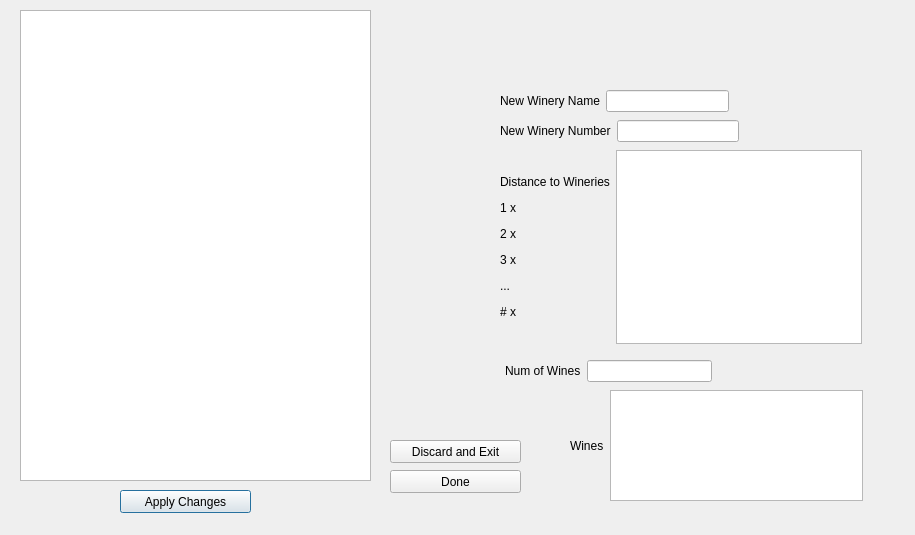
This is CS1D-Project1_QT/adminwindow.ui in taalonn/CS1D-GroupProject_1 as Qt 5 draws it before an edit. The edited form follows.
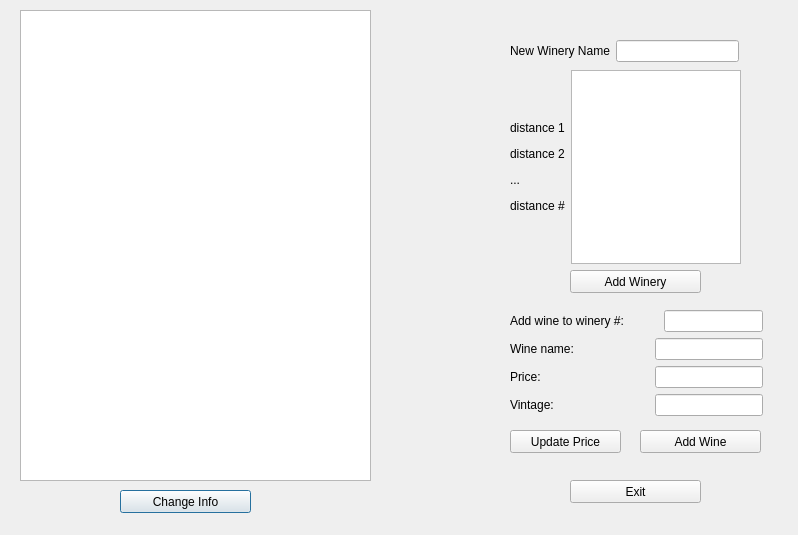
This is the edited form.

Patch:
```diff
--- a/CS1D-Project1_QT/adminwindow.ui
+++ b/CS1D-Project1_QT/adminwindow.ui
@@ -6,7 +6,7 @@
    <rect>
     <x>0</x>
     <y>0</y>
-    <width>915</width>
+    <width>798</width>
     <height>535</height>
    </rect>
   </property>
@@ -33,50 +33,40 @@
     </rect>
    </property>
    <property name="text">
-    <string>Apply Changes</string>
+    <string>Change Info</string>
    </property>
   </widget>
   <widget class="QPushButton" name="pushButton_2">
    <property name="geometry">
     <rect>
-     <x>390</x>
-     <y>440</y>
+     <x>570</x>
+     <y>480</y>
      <width>131</width>
      <height>23</height>
     </rect>
    </property>
    <property name="text">
-    <string>Discard and Exit</string>
+    <string>Exit</string>
    </property>
   </widget>
   <widget class="QPushButton" name="Done">
    <property name="geometry">
     <rect>
-     <x>390</x>
-     <y>470</y>
+     <x>570</x>
+     <y>270</y>
      <width>131</width>
      <height>23</height>
     </rect>
    </property>
    <property name="text">
-    <string>Done</string>
+    <string>Add Winery</string>
    </property>
   </widget>
-  <widget class="QLineEdit" name="lineEdit_3">
+  <widget class="QWidget" name="layoutWidget">
    <property name="geometry">
     <rect>
-     <x>620</x>
-     <y>310</y>
-     <width>113</width>
-     <height>20</height>
-    </rect>
-   </property>
-  </widget>
-  <widget class="QWidget" name="">
-   <property name="geometry">
-    <rect>
-     <x>500</x>
-     <y>90</y>
+     <x>510</x>
+     <y>40</y>
      <width>229</width>
      <height>22</height>
     </rect>
@@ -94,34 +84,12 @@
     </item>
    </layout>
   </widget>
-  <widget class="QWidget" name="">
+  <widget class="QWidget" name="layoutWidget">
    <property name="geometry">
     <rect>
-     <x>500</x>
-     <y>120</y>
-     <width>239</width>
-     <height>22</height>
-    </rect>
-   </property>
-   <layout class="QHBoxLayout" name="horizontalLayout_2">
-    <item>
-     <widget class="QLabel" name="label_2">
-      <property name="text">
-       <string>New Winery Number</string>
-      </property>
-     </widget>
-    </item>
-    <item>
-     <widget class="QLineEdit" name="wineryNum"/>
-    </item>
-   </layout>
-  </widget>
-  <widget class="QWidget" name="">
-   <property name="geometry">
-    <rect>
-     <x>500</x>
-     <y>150</y>
-     <width>362</width>
+     <x>510</x>
+     <y>70</y>
+     <width>231</width>
      <height>194</height>
     </rect>
    </property>
@@ -129,7 +97,7 @@
     <item>
      <widget class="QLabel" name="label_3">
       <property name="text">
-       <string>&lt;html&gt;&lt;head/&gt;&lt;body&gt;&lt;p&gt;Distance to Wineries&lt;/p&gt;&lt;p&gt;1 x&lt;/p&gt;&lt;p&gt;2 x&lt;/p&gt;&lt;p&gt;3 x&lt;/p&gt;&lt;p&gt;...&lt;/p&gt;&lt;p&gt;# x&lt;/p&gt;&lt;/body&gt;&lt;/html&gt;</string>
+       <string>&lt;html&gt;&lt;head/&gt;&lt;body&gt;&lt;p&gt;distance 1&lt;/p&gt;&lt;p&gt;distance 2&lt;/p&gt;&lt;p&gt;...&lt;/p&gt;&lt;p&gt;distance #&lt;/p&gt;&lt;/body&gt;&lt;/html&gt;</string>
       </property>
      </widget>
     </item>
@@ -138,47 +106,149 @@
     </item>
    </layout>
   </widget>
-  <widget class="QWidget" name="">
+  <widget class="QPushButton" name="AddWine">
    <property name="geometry">
     <rect>
-     <x>505</x>
-     <y>360</y>
-     <width>207</width>
-     <height>22</height>
+     <x>640</x>
+     <y>430</y>
+     <width>121</width>
+     <height>23</height>
     </rect>
    </property>
-   <layout class="QHBoxLayout" name="horizontalLayout_4">
-    <item>
-     <widget class="QLabel" name="label_4">
-      <property name="text">
-       <string>Num of Wines</string>
-      </property>
-     </widget>
-    </item>
-    <item>
-     <widget class="QLineEdit" name="wineNum"/>
-    </item>
-   </layout>
+   <property name="text">
+    <string>Add Wine</string>
+   </property>
   </widget>
+  <widget class="QPushButton" name="updateprice">
+   <property name="geometry">
+    <rect>
+     <x>510</x>
+     <y>430</y>
+     <width>111</width>
+     <height>23</height>
+    </rect>
+   </property>
+   <property name="text">
+    <string>Update Price</string>
+   </property>
+  </widget>
   <widget class="QWidget" name="">
    <property name="geometry">
     <rect>
-     <x>570</x>
-     <y>390</y>
-     <width>293</width>
-     <height>111</height>
+     <x>510</x>
+     <y>310</y>
+     <width>253</width>
+     <height>108</height>
     </rect>
    </property>
-   <layout class="QHBoxLayout" name="horizontalLayout_5">
+   <layout class="QVBoxLayout" name="verticalLayout">
     <item>
-     <widget class="QLabel" name="label_5">
-      <property name="text">
-       <string>Wines</string>
-      </property>
-     </widget>
+     <layout class="QHBoxLayout" name="horizontalLayout_8">
+      <item>
+       <widget class="QLabel" name="label_6">
+        <property name="text">
+         <string>Add wine to winery #: </string>
+        </property>
+       </widget>
+      </item>
+      <item>
+       <spacer name="horizontalSpacer">
+        <property name="orientation">
+         <enum>Qt::Horizontal</enum>
+        </property>
+        <property name="sizeHint" stdset="0">
+         <size>
+          <width>40</width>
+          <height>20</height>
+         </size>
+        </property>
+       </spacer>
+      </item>
+      <item>
+       <widget class="QLineEdit" name="addtonum"/>
+      </item>
+     </layout>
     </item>
     <item>
-     <widget class="QTextEdit" name="textEdit"/>
+     <layout class="QHBoxLayout" name="horizontalLayout_6">
+      <item>
+       <widget class="QLabel" name="label_7">
+        <property name="text">
+         <string>Wine name: </string>
+        </property>
+       </widget>
+      </item>
+      <item>
+       <spacer name="horizontalSpacer_2">
+        <property name="orientation">
+         <enum>Qt::Horizontal</enum>
+        </property>
+        <property name="sizeHint" stdset="0">
+         <size>
+          <width>40</width>
+          <height>20</height>
+         </size>
+        </property>
+       </spacer>
+      </item>
+      <item>
+       <widget class="QLineEdit" name="WineName"/>
+      </item>
+     </layout>
+    </item>
+    <item>
+     <layout class="QHBoxLayout" name="horizontalLayout_7">
+      <item>
+       <widget class="QLabel" name="label_8">
+        <property name="text">
+         <string>Price: </string>
+        </property>
+       </widget>
+      </item>
+      <item>
+       <spacer name="horizontalSpacer_3">
+        <property name="orientation">
+         <enum>Qt::Horizontal</enum>
+        </property>
+        <property name="sizeHint" stdset="0">
+         <size>
+          <width>40</width>
+          <height>20</height>
+         </size>
+        </property>
+       </spacer>
+      </item>
+      <item>
+       <widget class="QLineEdit" name="Price"/>
+      </item>
+     </layout>
+    </item>
+    <item>
+     <layout class="QHBoxLayout" name="horizontalLayout_4">
+      <item>
+       <widget class="QLabel" name="label_4">
+        <property name="text">
+         <string>Vintage: </string>
+        </property>
+       </widget>
+      </item>
+      <item>
+       <spacer name="horizontalSpacer_4">
+        <property name="orientation">
+         <enum>Qt::Horizontal</enum>
+        </property>
+        <property name="sizeHint" stdset="0">
+         <size>
+          <width>40</width>
+          <height>20</height>
+         </size>
+        </property>
+       </spacer>
+      </item>
+      <item>
+       <widget class="QLineEdit" name="Vintage"/>
+      </item>
+     </layout>
     </item>
    </layout>
   </widget>
```
Left out of the diff: 6 changed lines with no effect on the pictures.
